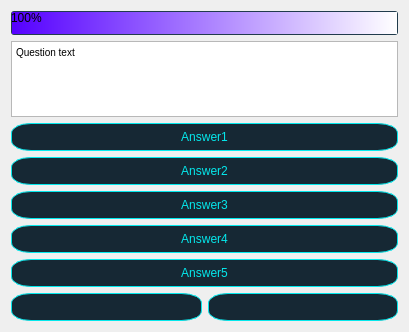
Before: the Qt Designer form tests.ui in Yarosurafu/ExamHelper, drawn with Qt 5.
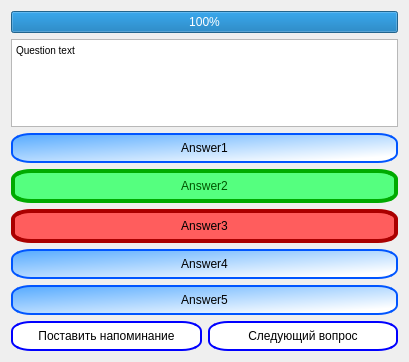
After: the same form once the commit is applied. Icons and pictures are not drawn.

```diff
--- a/tests.ui
+++ b/tests.ui
@@ -7,7 +7,7 @@
     <x>0</x>
     <y>0</y>
     <width>409</width>
-    <height>332</height>
+    <height>362</height>
    </rect>
   </property>
   <property name="windowTitle">
@@ -16,43 +16,17 @@
   <property name="windowOpacity">
    <double>0.000000000000000</double>
   </property>
+  <property name="autoFillBackground">
+   <bool>true</bool>
+  </property>
   <property name="styleSheet">
    <string notr="true"/>
   </property>
   <layout class="QGridLayout" name="gridLayout">
-   <item row="4" column="0" colspan="2">
-    <widget class="QPushButton" name="pushButton_5">
-     <property name="styleSheet">
-      <string notr="true">QPushButton{	
-	color: rgb(4, 232, 236);
-	background-color: rgb(22, 40, 52);
-	border: 1px solid rgb(4, 232, 236);
-	padding: 6px;
-	border-radius: 20px 10px;
-}
-
-QPushButton:pressed{
-	color: red;
-	border: 1px solid red;
-	border-radius: 20px 10px;
-}</string>
-     </property>
-     <property name="text">
-      <string>Answer3</string>
-     </property>
-    </widget>
-   </item>
    <item row="0" column="0" colspan="2">
     <widget class="QProgressBar" name="progressBar">
      <property name="styleSheet">
-      <string notr="true">QProgressBar:horizontal {
-border-radius: 3px;
-background: rgb(33, 59, 76);
-padding: 1px;
-}
-QProgressBar::chunk:horizontal {
-background: qlineargradient(x1: 0, y1: 0.5, x2: 1, y2: 0.5, stop: 0 rgb(85, 0, 255), stop: 1 white);
-}</string>
+      <string notr="true"/>
      </property>
      <property name="maximum">
       <number>30</number>
@@ -62,46 +36,13 @@
      </property>
     </widget>
    </item>
-   <item row="7" column="0">
-    <widget class="QPushButton" name="pushButton">
-     <property name="styleSheet">
-      <string notr="true">QPushButton{	
-	image: url(:/icons/images/arrowPrev.png);
-	background-color: rgb(22, 40, 52);
-	border: 1px solid rgb(4, 232, 236);
-	padding: 6px;
-	border-radius: 20px 10px;
-}
-
-QPushButton:pressed{	
-	image: url(:/icons/images/arrowPrevPressed.png);
-	border: 1px solid red;
-	border-radius: 20px 10px;
-}</string>
-     </property>
-     <property name="text">
-      <string/>
-     </property>
-    </widget>
-   </item>
-   <item row="1" column="0" colspan="2">
-    <widget class="QTextBrowser" name="textBrowser">
-     <property name="html">
-      <string>&lt;!DOCTYPE HTML PUBLIC &quot;-//W3C//DTD HTML 4.0//EN&quot; &quot;http://www.w3.org/TR/REC-html40/strict.dtd&quot;&gt;
-&lt;html&gt;&lt;head&gt;&lt;meta name=&quot;qrichtext&quot; content=&quot;1&quot; /&gt;&lt;style type=&quot;text/css&quot;&gt;
-p, li { white-space: pre-wrap; }
-&lt;/style&gt;&lt;/head&gt;&lt;body style=&quot; font-family:'MS Shell Dlg 2'; font-size:7.8pt; font-weight:400; font-style:normal;&quot;&gt;
-&lt;p style=&quot; margin-top:0px; margin-bottom:0px; margin-left:0px; margin-right:0px; -qt-block-indent:0; text-indent:0px;&quot;&gt;Question text&lt;/p&gt;&lt;/body&gt;&lt;/html&gt;</string>
-     </property>
-    </widget>
-   </item>
    <item row="2" column="0" colspan="2">
     <widget class="QPushButton" name="pushButton_3">
      <property name="styleSheet">
       <string notr="true">QPushButton{	
-	color: rgb(4, 232, 236);
-	background-color: rgb(22, 40, 52);
-	border: 1px solid rgb(4, 232, 236);
+	color: black;
+	background-color: qlineargradient(spread:pad, x1:0, y1:0, x2:0.884615, y2:0.892, stop:0 rgba(85, 170, 255, 255), stop:1 rgba(255, 255, 255, 255));
+	border: 2px solid rgb(0, 85, 255);
 	padding: 6px;
 	border-radius: 20px 10px;
 }
@@ -117,57 +58,13 @@
      </property>
     </widget>
    </item>
-   <item row="3" column="0" colspan="2">
-    <widget class="QPushButton" name="pushButton_4">
-     <property name="styleSheet">
-      <string notr="true">QPushButton{	
-	color: rgb(4, 232, 236);
-	background-color: rgb(22, 40, 52);
-	border: 1px solid rgb(4, 232, 236);
-	padding: 6px;
-	border-radius: 20px 10px;
-}
-
-QPushButton:pressed{
-	color: red;
-	border: 1px solid red;
-	border-radius: 20px 10px;
-}</string>
-     </property>
-     <property name="text">
-      <string>Answer2</string>
-     </property>
-    </widget>
-   </item>
-   <item row="7" column="1">
-    <widget class="QPushButton" name="pushButton_2">
-     <property name="styleSheet">
-      <string notr="true">QPushButton{	
-	image: url(:/icons/images/arrowNext.png);
-	background-color: rgb(22, 40, 52);
-	border: 1px solid rgb(4, 232, 236);
-	padding: 6px;
-	border-radius: 20px 10px;
-}
-
-QPushButton:pressed{
-	image: url(:/icons/images/arrowNextPressed.png);
-	border: 1px solid red;
-	border-radius: 20px 10px;
-}</string>
-     </property>
-     <property name="text">
-      <string/>
-     </property>
-    </widget>
-   </item>
    <item row="5" column="0" colspan="2">
     <widget class="QPushButton" name="pushButton_6">
      <property name="styleSheet">
       <string notr="true">QPushButton{	
-	color: rgb(4, 232, 236);
-	background-color: rgb(22, 40, 52);
-	border: 1px solid rgb(4, 232, 236);
+	color: black;
+	background-color: qlineargradient(spread:pad, x1:0, y1:0, x2:0.884615, y2:0.892, stop:0 rgba(85, 170, 255, 255), stop:1 rgba(255, 255, 255, 255));
+	border: 2px solid rgb(0, 85, 255);
 	padding: 6px;
 	border-radius: 20px 10px;
 }
@@ -183,13 +80,73 @@
      </property>
     </widget>
    </item>
+   <item row="4" column="0" colspan="2">
+    <widget class="QPushButton" name="pushButton_5">
+     <property name="styleSheet">
+      <string notr="true">QPushButton{	
+	color: black;
+	background-color: rgb(255, 93, 93);
+	border: 4px solid rgb(170, 0, 0);
+	padding: 6px;
+	border-radius: 20px 10px;
+}
+
+QPushButton:pressed{
+	color: red;
+	border: 4px solid red;
+	border-radius: 20px 10px;
+}</string>
+     </property>
+     <property name="text">
+      <string>Answer3</string>
+     </property>
+    </widget>
+   </item>
+   <item row="3" column="0" colspan="2">
+    <widget class="QPushButton" name="pushButton_4">
+     <property name="styleSheet">
+      <string notr="true">QPushButton{	
+	color: rgb(0, 85, 0);
+	background-color: rgb(85, 255, 127);
+	border: 4px solid rgb(0, 170, 0);
+	padding: 6px;
+	border-radius: 20px 10px;
+}
+
+QPushButton:pressed{
+	color: red;
+	border: 4px solid red;
+	border-radius: 20px 10px;
+}</string>
+     </property>
+     <property name="text">
+      <string>Answer2</string>
+     </property>
+    </widget>
+   </item>
+   <item row="1" column="0" colspan="2">
+    <widget class="QTextBrowser" name="textBrowser">
+     <property name="styleSheet">
+      <string notr="true">QTextBrowser{
+	font: 9pt &quot;Times New Roman&quot;;
+}</string>
+     </property>
+     <property name="html">
+      <string>&lt;!DOCTYPE HTML PUBLIC &quot;-//W3C//DTD HTML 4.0//EN&quot; &quot;http://www.w3.org/TR/REC-html40/strict.dtd&quot;&gt;
+&lt;html&gt;&lt;head&gt;&lt;meta name=&quot;qrichtext&quot; content=&quot;1&quot; /&gt;&lt;style type=&quot;text/css&quot;&gt;
+p, li { white-space: pre-wrap; }
+&lt;/style&gt;&lt;/head&gt;&lt;body style=&quot; font-family:'Times New Roman'; font-size:9pt; font-weight:400; font-style:normal;&quot;&gt;
+&lt;p style=&quot; margin-top:0px; margin-bottom:0px; margin-left:0px; margin-right:0px; -qt-block-indent:0; text-indent:0px;&quot;&gt;&lt;span style=&quot; font-family:'MS Shell Dlg 2'; font-size:7.8pt;&quot;&gt;Question text&lt;/span&gt;&lt;/p&gt;&lt;/body&gt;&lt;/html&gt;</string>
+     </property>
+    </widget>
+   </item>
    <item row="6" column="0" colspan="2">
     <widget class="QPushButton" name="pushButton_7">
      <property name="styleSheet">
       <string notr="true">QPushButton{	
-	color: rgb(4, 232, 236);
-	background-color: rgb(22, 40, 52);
-	border: 1px solid rgb(4, 232, 236);
+	color: black;
+	background-color: qlineargradient(spread:pad, x1:0, y1:0, x2:0.884615, y2:0.892, stop:0 rgba(85, 170, 255, 255), stop:1 rgba(255, 255, 255, 255));
+	border: 2px solid rgb(0, 85, 255);
 	padding: 6px;
 	border-radius: 20px 10px;
 }
@@ -205,6 +162,50 @@
      </property>
     </widget>
    </item>
+   <item row="7" column="0">
+    <widget class="QPushButton" name="pushButton">
+     <property name="styleSheet">
+      <string notr="true">QPushButton{	
+	color: black;
+	background-color: white;
+	border: 2px solid rgb(0, 0, 255);
+	padding: 6px;
+	border-radius: 20px 10px;
+}
+
+QPushButton:pressed{
+	color: red;
+	border: 4px solid red;
+	border-radius: 20px 10px;
+}</string>
+     </property>
+     <property name="text">
+      <string>Поставить напоминание</string>
+     </property>
+    </widget>
+   </item>
+   <item row="7" column="1">
+    <widget class="QPushButton" name="pushButton_2">
+     <property name="styleSheet">
+      <string notr="true">QPushButton{	
+	color: black;
+	background-color: white;
+	border: 2px solid rgb(0, 0, 255);
+	padding: 6px;
+	border-radius: 20px 10px;
+}
+
+QPushButton:pressed{
+	color: red;
+	border: 4px solid red;
+	border-radius: 20px 10px;
+}</string>
+     </property>
+     <property name="text">
+      <string>Следующий вопрос</string>
+     </property>
+    </widget>
+   </item>
   </layout>
  </widget>
  <resources/>
```
Left out of the diff: 6 changed lines with no effect on the pictures.
